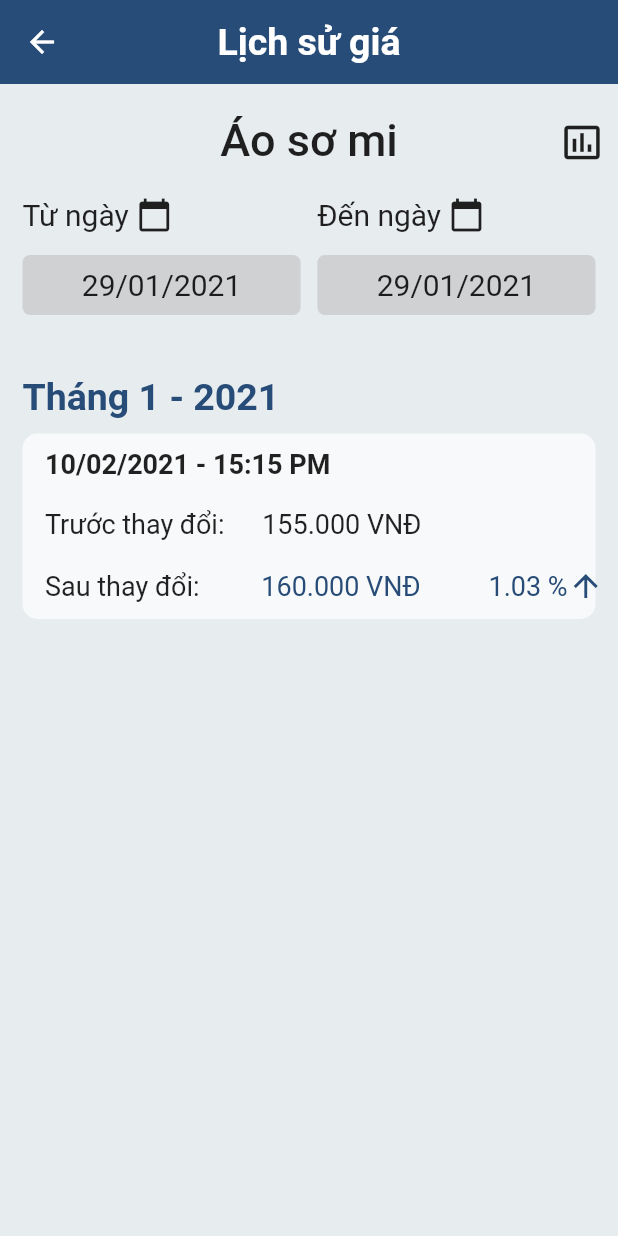
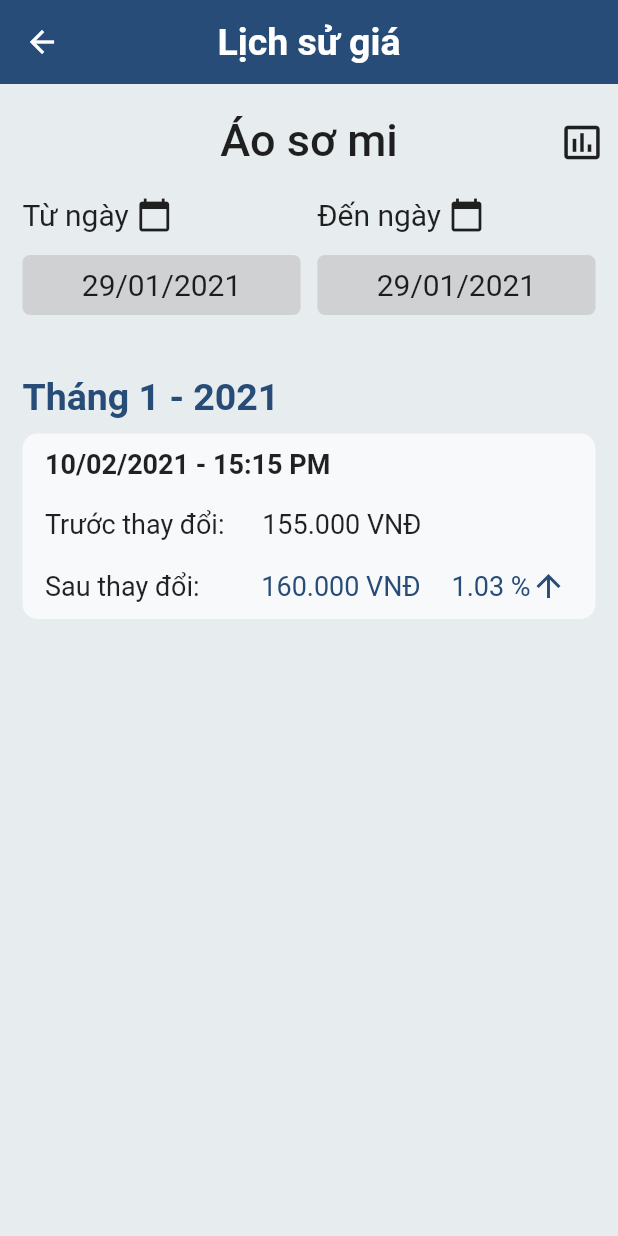
Before and after one commit to phian/PPrice_UI, a Flutter app: the PriceHistoryScreen screen opened directly, on a phone screen of 412 x 824 dp. Run offline on Flutter 3.47's test engine with Material 2 defaults, Android fonts, the phone set to English and light mode, and no system bars; our stand-ins replace adaptive_dialog, charts_flutter, fl_chart, flutter_masked_text, flutter_money_formatter, flutter_swipe_action_cell and 1 more; missing offline and left inert: autocomplete_textfield, custom_pop_up_menu.

```diff
--- a/lib/ui/price_history_screen.dart
+++ b/lib/ui/price_history_screen.dart
@@ -488,7 +488,7 @@ class _PriceHistoryScreenState extends State<PriceHistoryScreen> {
                 ),
                 Container(
                   padding: EdgeInsets.only(
-                    left: MediaQuery.of(context).size.width * 0.11,
+                    left: MediaQuery.of(context).size.width * 0.05,
                   ),
                   child: Row(
                     children: [
```
Also changed, not shown: lib/ui/cap_nhat_gia.dart (+0 -12 lines).
